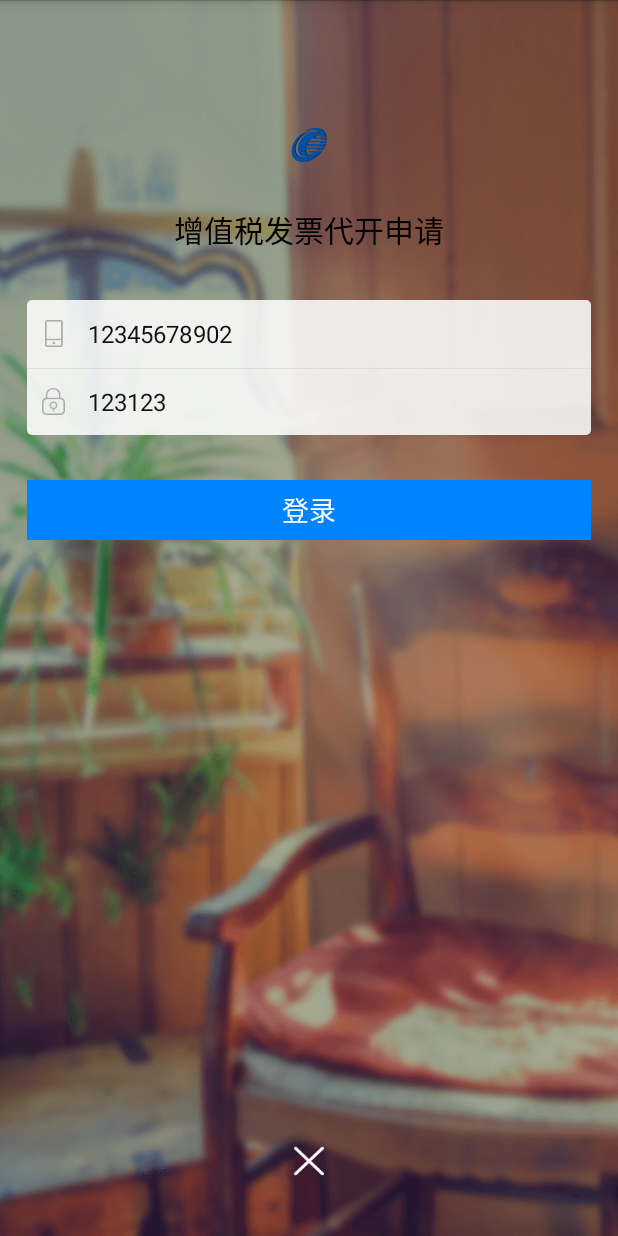
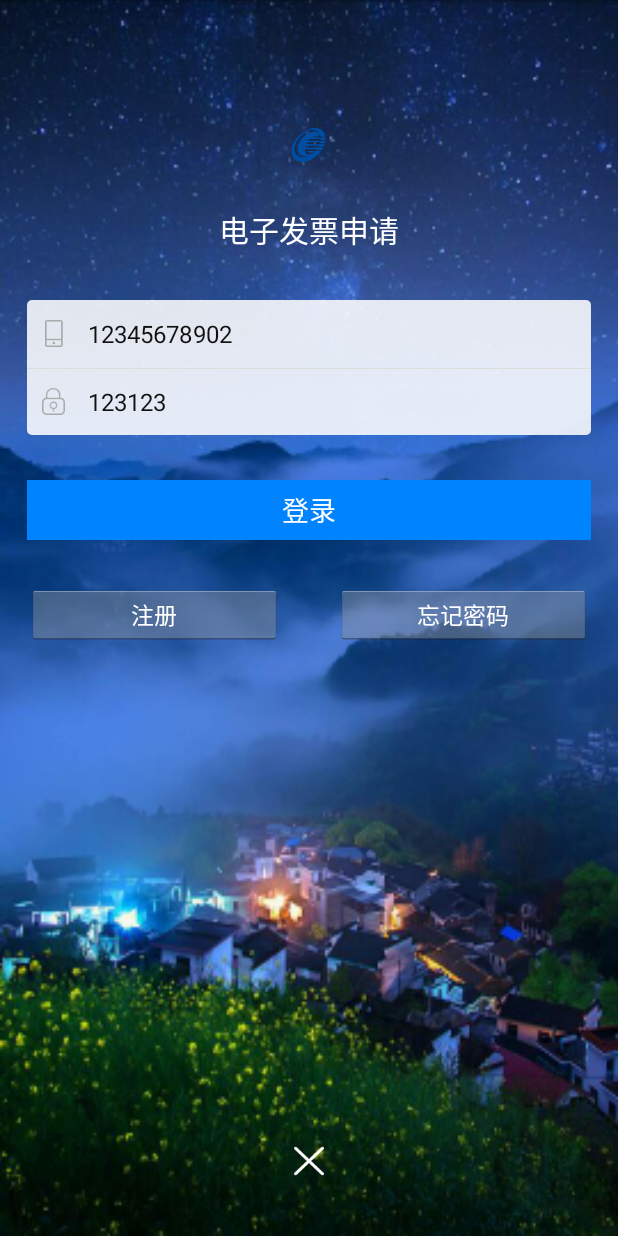
Before and after one commit to brucejiao/ETApp, an Android app: the LoginActivity screen opened directly, with no data from a screen before it, after a tap on "登录", on a phone screen of 412 x 824 dp. Run offline under Robolectric (Android 15) with nearby library versions, the light colour scheme and no system bars; our stand-ins replace ButterKnife; libraries missing offline, so code that uses them is left out: com.alibaba.fastjson, com.readystatesoftware.systembartint, com.scret.utils; pictures from the network do not load; 4 statements that could not run were skipped.

Commit message:
2017-08-17 15:40p.m

```diff
--- a/app/src/main/java/com/bruce/android/activity/BaseFragmentActivity.java
+++ b/app/src/main/java/com/bruce/android/activity/BaseFragmentActivity.java
@@ -26,7 +26,7 @@ public class BaseFragmentActivity extends FragmentActivity {
         }
         SystemBarTintManager tintManager = new SystemBarTintManager(this);
         tintManager.setStatusBarTintEnabled(true);
-        tintManager.setStatusBarTintResource(R.color.status_bar_bg);//通知栏所需颜色
+        tintManager.setStatusBarTintResource(R.color.my_bg_color);//通知栏所需颜色
     }
 
     @Override
--- a/app/src/main/java/com/bruce/android/activity/LoginActivity.java
+++ b/app/src/main/java/com/bruce/android/activity/LoginActivity.java
@@ -44,6 +44,10 @@ public class LoginActivity extends SwipeBackActivity {
     Button mBtnSure;
     @Bind(R.id.btnClose)
     Button mBtnClose;
+    @Bind(R.id.btnForgetPaw)
+    Button mBtnForgetPaw;//忘记密码
+    @Bind(R.id.btnRegister)
+    Button mBtnRegister;//注册
     private boolean isLogin = false;//登录状态
     private ProgressDialog progress;
     @Override
@@ -95,8 +99,25 @@ public class LoginActivity extends SwipeBackActivity {
         });
     }
 
-    @OnClick(R.id.btnClose)
+    @OnClick({R.id.btnClose,R.id.btnForgetPaw,R.id.btnRegister})
     public void setmBtnClose(View view){
-        finish();
+        switch (view.getId())
+        {
+            //关闭
+            case R.id.btnClose:
+                finish();
+                break;
+            //忘记密码
+            case R.id.btnForgetPaw:
+                CommUtil.showToast("忘记密码",mContext);
+                break;
+            //注册
+            case R.id.btnRegister:
+                CommUtil.showToast("注册",mContext);
+                break;
+
+            default:break;
+        }
+
     }
 }
--- a/app/src/main/java/com/bruce/android/fragment/mainpage/MainFragment.java
+++ b/app/src/main/java/com/bruce/android/fragment/mainpage/MainFragment.java
@@ -60,6 +60,7 @@ public class MainFragment extends Fragment {
         ButterKnife.bind(this, view);
         return view;
     }
+
 
     @Override
     public void onActivityCreated(Bundle savedInstanceState) {
--- a/app/src/main/java/com/bruce/android/http/Caller.java
+++ b/app/src/main/java/com/bruce/android/http/Caller.java
@@ -16,6 +16,7 @@ public class Caller  {
 
     /**
      Picasso.with(mContext).load("http://pic.nipic.com/2008-07-11/20087119630716_2.jpg").resize(DeviceUtil.dp2px(mContext,73), DeviceUtil.dp2px(mContext,73)).placeholder(R.drawable.default_image).into(mIssueImgOne);
+
      */
     // IP & PORT
     //9064  正式环境（苏州服务器）
--- a/app/src/main/res/layout/activity_login_tax.xml
+++ b/app/src/main/res/layout/activity_login_tax.xml
@@ -8,7 +8,7 @@
 
 
 	<RelativeLayout
-		android:background="@drawable/login_bg"
+		android:background="@drawable/mybg1"
 		android:layout_width="match_parent"
 		android:layout_height="match_parent">
 		<ImageView
@@ -25,9 +25,9 @@
 			android:layout_height="wrap_content"
 			android:layout_gravity="center_horizontal"
 			android:layout_marginTop="20dp"
-			android:text="增值税发票代开申请"
+			android:text="电子发票申请"
 			android:layout_centerHorizontal="true"
-			android:textColor="@color/black"
+			android:textColor="@color/white"
 			android:layout_below="@+id/imglogo"
 			android:textSize="20sp" />
 		<RelativeLayout
@@ -143,6 +143,42 @@
 			android:textColor="#ffffffff"
 			android:textSize="18.0sp" />
 
+		<LinearLayout
+			android:layout_below="@+id/btnSure"
+			android:layout_width="match_parent"
+			android:layout_height="match_parent"
+			android:orientation="horizontal">
+			<Button
+				android:id="@+id/btnRegister"
+				android:layout_width="0dp"
+				android:layout_height="40.0dip"
+				android:layout_weight="1"
+				android:layout_marginLeft="18.0dip"
+				android:layout_marginRight="18.0dip"
+				android:layout_marginTop="30.0dip"
+				android:clickable="true"
+				android:enabled="true"
+				android:text="注册"
+				android:gravity="center"
+				android:textColor="#ffffffff"
+				android:textSize="15.0sp" />
+			<Button
+				android:id="@+id/btnForgetPaw"
+				android:layout_width="0dp"
+				android:layout_height="40.0dip"
+				android:layout_weight="1"
+				android:layout_marginLeft="18.0dip"
+				android:layout_marginRight="18.0dip"
+				android:layout_marginTop="30.0dip"
+				android:clickable="true"
+				android:enabled="true"
+				android:text="忘记密码"
+				android:textColor="#ffffffff"
+				android:textSize="15.0sp" />
+		</LinearLayout>
+
+
+
 		<Button
 			android:id="@+id/btnClose"
 			android:layout_width="20.0dip"
--- a/app/src/main/res/layout/activity_splash.xml
+++ b/app/src/main/res/layout/activity_splash.xml
@@ -35,12 +35,12 @@
 		android:layout_alignParentBottom="true"
 		android:layout_centerHorizontal="true"
 		android:layout_marginBottom="60dp" />
-
+<!--android:src="@drawable/newer04"-->
 	<ImageView
 		android:id="@+id/guideImage"
 		android:layout_width="match_parent"
 		android:layout_height="match_parent"
 		android:scaleType="centerCrop"
-		android:src="@drawable/newer04"/>
+		android:src="@drawable/mybg3"/>
 
 </RelativeLayout>
--- a/app/src/main/res/layout/layout_main_header.xml
+++ b/app/src/main/res/layout/layout_main_header.xml
@@ -4,8 +4,8 @@
     android:layout_width="match_parent"
     android:layout_height="48dip"
     android:layout_gravity="top"
-    android:background="@color/main_header_bg">
-
+    android:background="@color/my_bg_color">
+<!--android:background="@color/main_header_bg"-->
     <!-- 返回按钮 -->
 
     <Button
--- a/app/src/main/res/values/colors.xml
+++ b/app/src/main/res/values/colors.xml
@@ -8,6 +8,7 @@
 	<color name="status_bar_bg">#28C700</color>
 	<color name="main_header_bg">#28C700</color>
 	<color name="main_footer_bg">#f5f5f5</color>
+	<color name="my_bg_color">#2E4980</color>
 
 	<!-- 底栏字体颜色 -->
 	<color name="footer_text_color_normal">#343434</color>
```
Also changed, not shown: app/src/main/java/com/bruce/android/activity/SplashActivity.java (+9 -0 lines), app/src/main/res/drawable/footer_text_color.xml (+9 -0 lines), app/src/main/res/drawable-xhdpi/lx_bottom_find_yes.png, app/src/main/res/drawable-xhdpi/lx_bottom_home_yes.png, app/src/main/res/drawable-xhdpi/lx_bottom_message_yes.png, app/src/main/res/drawable-xhdpi/lx_bottom_mine_yes.png, app/src/main/res/drawable-xxhdpi/mybg1.jpg (added), app/src/main/res/drawable-xxhdpi/mybg2.jpg (added), app/src/main/res/drawable-xxhdpi/mybg3.jpg (added), 1 other file.
